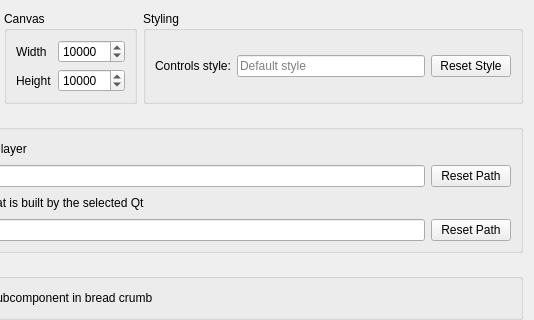
Old version of the form src/plugins/qmldesigner/settingspage.ui in the repository qt-creator/qt-creator; both pictures show x 195 to 729 and y 0 to 320 of the 729 by 521 pixel window.
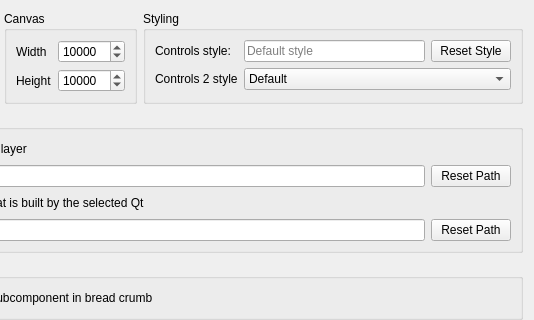
New version of the form. Custom widgets are drawn as their Qt base class.

Commit message:
QmlDesigner: Adding support for Controls 2 styles
The environment variable used for styling is the same as for
Controls 1.0.

I added a combo box that allows to easliy choose the styles shipped by us:
Default, Material and Universal.

I also set the environment variable for labs Controls so this can be used
with Qt 5.6.

```diff
--- a/src/plugins/qmldesigner/settingspage.ui
+++ b/src/plugins/qmldesigner/settingspage.ui
@@ -113,28 +113,54 @@
        <property name="title">
         <string>Styling</string>
        </property>
-       <layout class="QHBoxLayout" name="horizontalLayout_6">
-        <item>
+       <layout class="QGridLayout" name="gridLayout_5">
+        <item row="0" column="0">
          <widget class="QLabel" name="label_3">
           <property name="text">
            <string>Controls style:</string>
           </property>
          </widget>
         </item>
-        <item>
+        <item row="0" column="1">
          <widget class="QLineEdit" name="styleLineEdit">
           <property name="placeholderText">
            <string>Default style</string>
           </property>
          </widget>
         </item>
-        <item>
+        <item row="0" column="2">
          <widget class="QPushButton" name="resetStyle">
           <property name="text">
            <string>Reset Style</string>
           </property>
          </widget>
         </item>
+        <item row="1" column="0">
+         <widget class="QLabel" name="label_6">
+          <property name="text">
+           <string>Controls 2 style</string>
+          </property>
+         </widget>
+        </item>
+        <item row="1" column="1" colspan="2">
+         <widget class="QComboBox" name="controls2StyleComboBox">
+          <item>
+           <property name="text">
+            <string>Default</string>
+           </property>
+          </item>
+          <item>
+           <property name="text">
+            <string>Material</string>
+           </property>
+          </item>
+          <item>
+           <property name="text">
+            <string>Universal</string>
+           </property>
+          </item>
+         </widget>
+        </item>
        </layout>
       </widget>
      </item>
```
Left out of the diff: 6 changed lines with no effect on the pictures. The commit also changes 2 other files.
